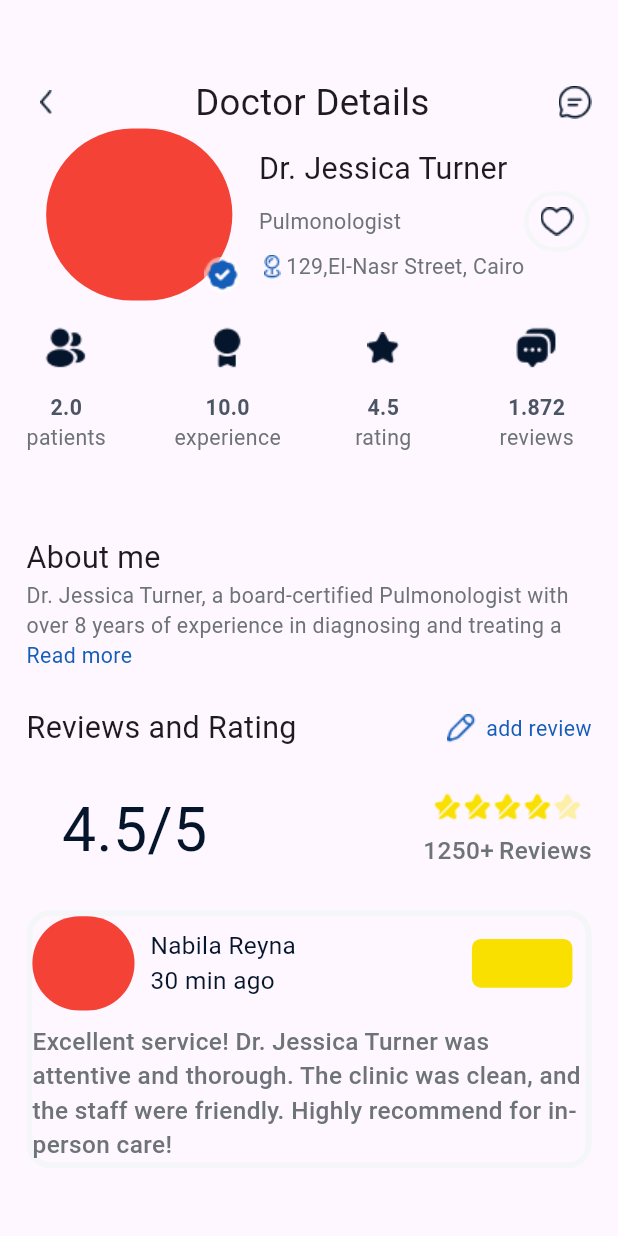
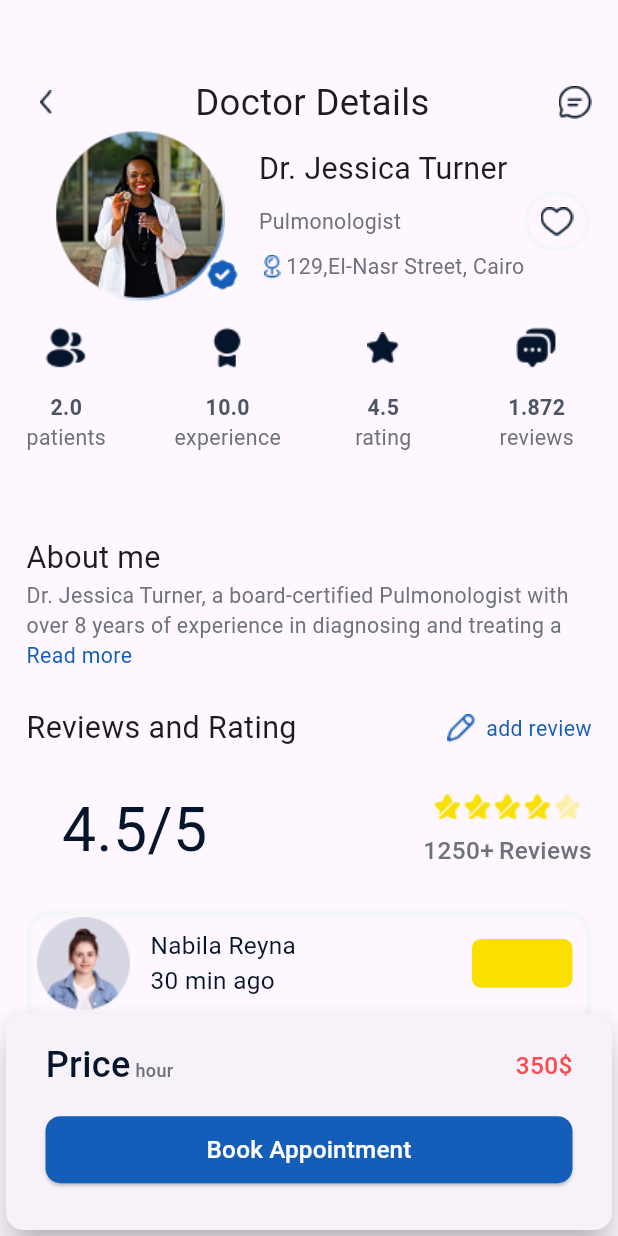
Before and after one commit to Huma-volve/Round-8-mobile-Cure-team1, a Flutter app: the screen it shows after launch, on a phone screen of 412 x 824 dp. Run offline on Flutter 3.47's test engine with Material 3 defaults, Android fonts, the phone set to English and light mode, and no system bars; our stand-ins replace cross_file, flutter_bloc, flutter_screenutil, flutter_svg, freezed_annotation, get_it and 8 more; Roboto replaces fonts that are missing (Montserrat, PlusJakartaSans, georgia).

Commit message:
create price and bookapointment button

```diff
--- a/lib/core/style/colors/colors_light.dart
+++ b/lib/core/style/colors/colors_light.dart
@@ -14,4 +14,7 @@ class ColorsLight {
   static const Color lightGray=Color(0xffF5F6F7);
   static const Color transparentBrightYellow=Color(0xffF9E000);
   static const Color vividYellow=Color(0xffF9E000);
+  static const Color red=Color(0xffFC4B4E);
+
+
 }
--- a/lib/core/utils/assets.dart
+++ b/lib/core/utils/assets.dart
@@ -9,6 +9,8 @@ class Assets {
   static const String resourceImagesCamera = "assets/images/Camera.svg";
 
   static const String resourceImagesCheckedImage = "assets/images/checked_image.png";
+
+  static const String resourceImagesDoctor = "assets/images/doctor.png";
 
   static const String resourceImagesDot = "assets/images/dot.svg";
 
@@ -64,6 +66,8 @@ class Assets {
 
   static const String resourceImagesTurner = "assets/images/turner.png";
 
+  static const String resourceImagesUserComment = "assets/images/user_comment.png";
+
   static const String resourceImagesVolumeCross = "assets/images/Volume_Cross.svg";
 
   static const String resourceImagesZzzz = "assets/images/zzzz.png";
--- a/lib/features/Booking/presentation/widgets/comment_user_image.dart
+++ b/lib/features/Booking/presentation/widgets/comment_user_image.dart
@@ -1,3 +1,4 @@
+import 'package:cure_team_1/core/utils/assets.dart';
 import 'package:flutter/material.dart';
 import 'package:flutter_screenutil/flutter_screenutil.dart';
 
@@ -12,7 +13,7 @@ class CommentUserImage extends StatelessWidget {
       height: 62.h,
       width: 62.w,
       decoration: BoxDecoration(
-        color: Colors.red,
+        image: const DecorationImage(image: AssetImage(Assets.resourceImagesUserComment)),
         borderRadius: BorderRadius.circular(40)
       ),
     );
--- /dev/null
+++ b/lib/features/Booking/presentation/widgets/custom_elevated_button.dart
@@ -0,0 +1,26 @@
+
+
+import 'package:cure_team_1/core/style/colors/colors_light.dart';
+import 'package:cure_team_1/core/style/theme/app_text_styles.dart';
+import 'package:flutter/material.dart';
+import 'package:flutter_screenutil/flutter_screenutil.dart';
+
+class CustomElevatedButton extends StatelessWidget {
+  const CustomElevatedButton({
+    super.key,
+  });
+
+  @override
+  Widget build(BuildContext context) {
+    return ElevatedButton(
+               style: ElevatedButton.styleFrom(
+                 fixedSize:  Size(380.w, 44.h),
+                 backgroundColor:ColorsLight.royalBlue ,
+                 shape: RoundedRectangleBorder(
+
+                   borderRadius: BorderRadius.circular(10)
+                 )
+               ),
+               onPressed:() {}, child: Text('Book Appointment',style: AppTextStyles.montserratMedum16.copyWith(color: Colors.white),));
+  }
+}
--- a/lib/features/Booking/presentation/widgets/doctor_details_screen_body.dart
+++ b/lib/features/Booking/presentation/widgets/doctor_details_screen_body.dart
@@ -1,12 +1,8 @@
 
-import 'package:cure_team_1/features/Booking/presentation/widgets/about_me_section.dart';
-import 'package:cure_team_1/features/Booking/presentation/widgets/add_review_and_rating.dart';
-import 'package:cure_team_1/features/Booking/presentation/widgets/comment_desplay.dart';
-import 'package:cure_team_1/features/Booking/presentation/widgets/doctor_details_screen_appbar.dart';
-import 'package:cure_team_1/features/Booking/presentation/widgets/doctor_details_widget.dart';
-import 'package:cure_team_1/features/Booking/presentation/widgets/review_and_rating_section.dart';
+import 'package:cure_team_1/features/Booking/presentation/widgets/price_and_book_apointmentbutton.dart';
+import 'package:cure_team_1/features/Booking/presentation/widgets/scrollable_content.dart';
 import 'package:flutter/material.dart';
-import 'package:flutter_screenutil/flutter_screenutil.dart';
+
 
 class DoctorDetailsScreenBody extends StatelessWidget {
   const DoctorDetailsScreenBody({
@@ -17,28 +13,12 @@ class DoctorDetailsScreenBody extends StatelessWidget {
 
   @override
   Widget build(BuildContext context) {
-    return Padding(
-      padding:  EdgeInsets.symmetric(horizontal: 16.w),
-      child: ListView(
+    return const Stack(
         children: [
-          Column(
-            crossAxisAlignment: CrossAxisAlignment.start,
-            children: [
-              SizedBox(height: 50.h,),
-              const DoctorDetailsScreenAppBar(),
-              const DoctorDetailsWidget(),
-             SizedBox(height: 16.h,),
-             const ReviewAndRatingSection(),
-             SizedBox(height: 41.h,),
-             const AboutMeSection(),
-              SizedBox(height: 24.h,),
-             const AddReviewAndRating(),
-             SizedBox(height: 24.h,),
-          const   CommentDesplay()
-            ],
-          ),
+           ScrollableContent(),
+           PriceAndBookApointmentButton()
         ],
-      ),
+
     );
   }
 }
--- a/lib/features/Booking/presentation/widgets/doctor_image.dart
+++ b/lib/features/Booking/presentation/widgets/doctor_image.dart
@@ -20,8 +20,8 @@ class DoctorImage extends StatelessWidget {
           width: 113.w,
           decoration: BoxDecoration(
 
-            color: Colors.red,
-            borderRadius: BorderRadius.circular(60)
+            borderRadius: BorderRadius.circular(60),
+            image: const DecorationImage(image: AssetImage(Assets.resourceImagesDoctor))
           ),
         ),
         Positioned(
--- /dev/null
+++ b/lib/features/Booking/presentation/widgets/price_and_book_apointmentbutton.dart
@@ -0,0 +1,37 @@
+
+import 'package:cure_team_1/features/Booking/presentation/widgets/custom_elevated_button.dart';
+import 'package:cure_team_1/features/Booking/presentation/widgets/price_widget.dart';
+import 'package:flutter/material.dart';
+import 'package:flutter_screenutil/flutter_screenutil.dart';
+
+class PriceAndBookApointmentButton extends StatelessWidget {
+  const PriceAndBookApointmentButton({
+    super.key,
+  });
+
+  @override
+  Widget build(BuildContext context) {
+    return Positioned(
+     bottom: 0,
+     left: 0,
+     right: 0,
+      child: Card(
+       elevation: 10,
+        child: Container(
+         height: 144,
+         width: double.infinity,
+        child: Padding(
+          padding:  EdgeInsets.only(top: 17.h,left: 24.w,right: 24.w),
+          child: Column(
+           children: [
+         const    PriceWidget(),
+         SizedBox(height: 15.h,),
+             const CustomElevatedButton()
+           ],
+          ),
+        ),
+        ),
+      ),
+    );
+  }
+}
--- /dev/null
+++ b/lib/features/Booking/presentation/widgets/price_widget.dart
@@ -0,0 +1,41 @@
+
+import 'package:cure_team_1/core/style/colors/colors_light.dart';
+import 'package:cure_team_1/core/style/theme/app_text_styles.dart';
+import 'package:flutter/material.dart';
+
+class PriceWidget extends StatelessWidget {
+  const PriceWidget({
+    super.key,
+  });
+
+  @override
+  Widget build(BuildContext context) {
+    return Row(
+      children: [
+
+        Text.rich(
+          TextSpan(
+            children: [
+               TextSpan(
+          text: 'Price',
+          style:AppTextStyles.montserratMedum16.copyWith(fontSize: 24,color: ColorsLight.prussianBlue)
+        ),
+
+
+               TextSpan(
+          text: ' hour',
+          style:AppTextStyles.montserratMedum16.copyWith(fontSize: 12,)
+        ),
+            ]
+          ),
+
+
+        )
+       , const Spacer()
+    ,
+    Text("350\$",style: AppTextStyles.styleMedium16.copyWith(color: ColorsLight.red),)
+
+      ],
+    );
+  }
+}
--- /dev/null
+++ b/lib/features/Booking/presentation/widgets/scrollable_content.dart
@@ -0,0 +1,41 @@
+
+import 'package:cure_team_1/features/Booking/presentation/widgets/about_me_section.dart';
+import 'package:cure_team_1/features/Booking/presentation/widgets/add_review_and_rating.dart';
+import 'package:cure_team_1/features/Booking/presentation/widgets/comment_desplay.dart';
+import 'package:cure_team_1/features/Booking/presentation/widgets/doctor_details_screen_appbar.dart';
+import 'package:cure_team_1/features/Booking/presentation/widgets/doctor_details_widget.dart';
+import 'package:cure_team_1/features/Booking/presentation/widgets/review_and_rating_section.dart';
+import 'package:flutter/material.dart';
+import 'package:flutter_screenutil/flutter_screenutil.dart';
+
+class ScrollableContent extends StatelessWidget {
+  const ScrollableContent({
+    super.key,
+  });
+
+  @override
+  Widget build(BuildContext context) {
+    return Padding(
+      padding:  EdgeInsets.symmetric(horizontal: 16.w),
+  child:    ListView(
+      children: [
+        Column(
+          crossAxisAlignment: CrossAxisAlignment.start,
+          children: [
+            SizedBox(height: 50.h,),
+            const DoctorDetailsScreenAppBar(),
+            const DoctorDetailsWidget(),
+           SizedBox(height: 16.h,),
+           const ReviewAndRatingSection(),
+           SizedBox(height: 41.h,),
+           const AboutMeSection(),
+            SizedBox(height: 24.h,),
+           const AddReviewAndRating(),
+           SizedBox(height: 24.h,),
+           const   CommentDesplay()
+          ],
+        ),
+      ],
+    ));
+  }
+}
```
Also changed, not shown: assets/images/doctor.png (added), assets/images/user_comment.png (added).
